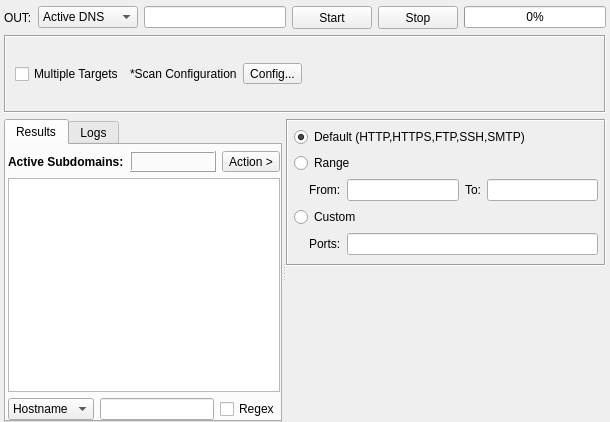
Old version of the form sub3suite/src/engines/active/Active.ui in the repository 3nock/OTE.
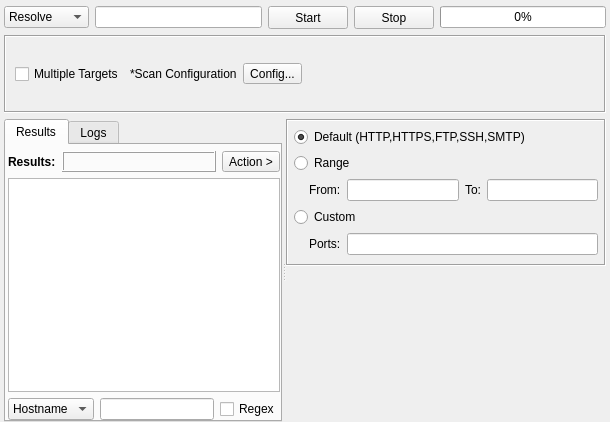
New version of the form. Custom widgets are drawn as their Qt base class.

```diff
--- a/sub3suite/src/engines/active/Active.ui
+++ b/sub3suite/src/engines/active/Active.ui
@@ -31,13 +31,6 @@
    </property>
    <item>
     <layout class="QHBoxLayout" name="horizontalLayout_5">
-     <item>
-      <widget class="QLabel" name="labelOUT">
-       <property name="text">
-        <string>OUT:</string>
-       </property>
-      </widget>
-     </item>
      <item>
       <widget class="QComboBox" name="comboBoxOption">
        <property name="sizePolicy">
@@ -60,12 +53,17 @@
        </property>
        <item>
         <property name="text">
-         <string>Active DNS</string>
+         <string>Resolve</string>
         </property>
        </item>
        <item>
         <property name="text">
-         <string>Active PORT</string>
+         <string>Port Scan</string>
+        </property>
+       </item>
+       <item>
+        <property name="text">
+         <string>Ping Scan</string>
         </property>
        </item>
       </widget>
@@ -263,7 +261,7 @@
              </font>
             </property>
             <property name="text">
-             <string>Active Subdomains:</string>
+             <string>Results:</string>
             </property>
            </widget>
           </item>
```
